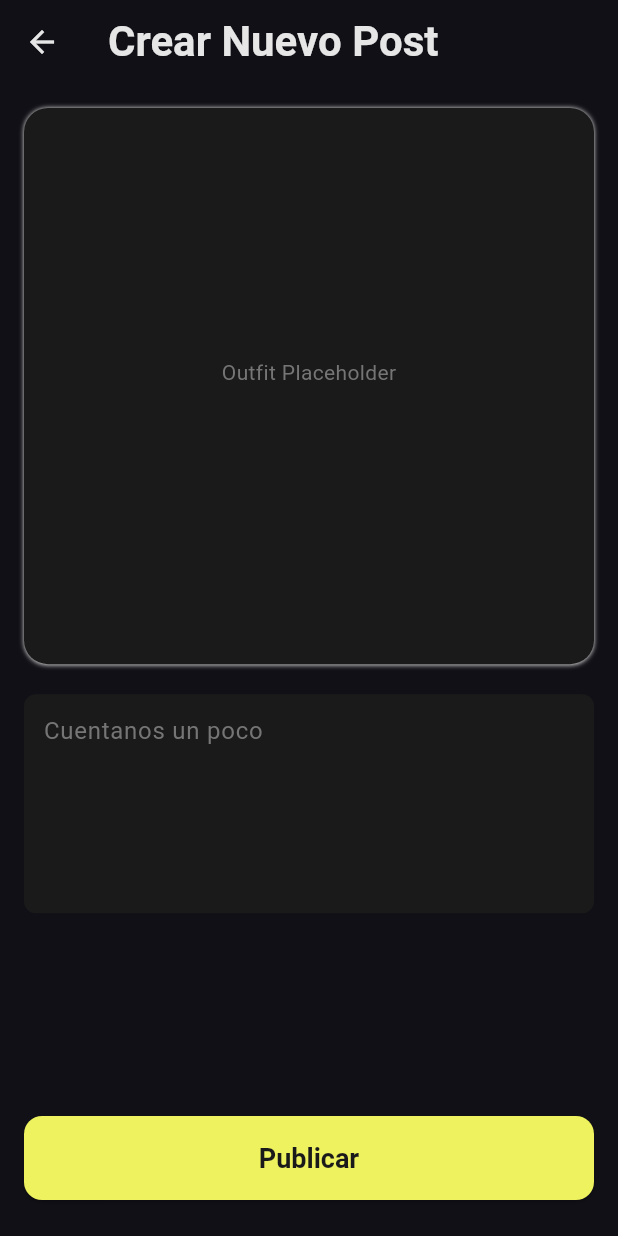
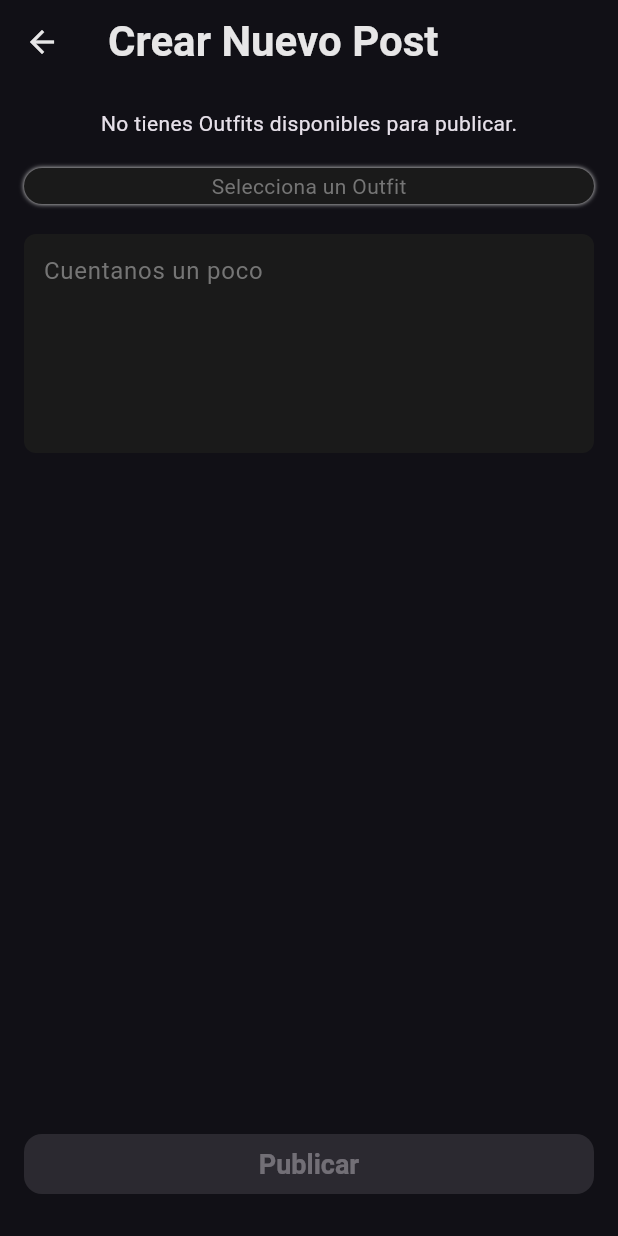
Before and after one commit to RonyOz/styla_mobile_app, a Flutter app: the FeedScreen screen opened directly, after a tap on the "add" icon, on a phone screen of 412 x 824 dp. Run offline on Flutter 3.47's test engine with Material 3 defaults, Android fonts, the phone set to English and light mode, and no system bars; our stand-ins replace device_info_plus, flutter_bloc, flutter_svg, image_picker, permission_handler, shared_preferences and 1 more; accounts and stored records are empty.

Commit message:
ya Mateo tqm (fix create post)

```diff
--- a/lib/app/routes/app_router.dart
+++ b/lib/app/routes/app_router.dart
@@ -2,6 +2,7 @@ import 'package:flutter/material.dart';
 import 'package:styla_mobile_app/core/domain/model/outfit.dart';
 import 'package:styla_mobile_app/features/auth/ui/bloc/signin_bloc.dart';
 import 'package:styla_mobile_app/features/auth/ui/screens/signIn_screen.dart';
+import 'package:styla_mobile_app/features/community/data/repository/community_repository_impl.dart';
 import 'package:styla_mobile_app/features/dress/ui/bloc/dress_bloc.dart';
 import 'package:styla_mobile_app/features/dress/ui/screens/dress_screen.dart';
 import 'package:styla_mobile_app/features/onboarding/ui/screens/onboarding_screen.dart';
@@ -75,7 +76,7 @@ class AppRouter {
         if (args != null) {
           return MaterialPageRoute(
             builder: (context) => BlocProvider(
-              create: (_) => CommunityBloc(),
+              create: (_) => CommunityBloc(communityRepository: CommunityRepositoryImpl(),),
               child: UserProfileScreen(
                 userId: args['userId'] as String,
                 nickname: args['nickname'] as String?,
--- a/lib/core/domain/model/outfit.dart
+++ b/lib/core/domain/model/outfit.dart
@@ -1,4 +1,5 @@
 class Outfit {
+  final String? id;
   final String name;
   final String description;
   final String createdAt;
@@ -7,6 +8,7 @@ class Outfit {
   final String imageUrl;
 
   Outfit({
+    this.id,
     required this.name,
     required this.description,
     required this.createdAt,
@@ -17,6 +19,7 @@ class Outfit {
 
   factory Outfit.empty() {
     return Outfit(
+      id: '',
       name: '',
       description: '',
       createdAt: '',
@@ -39,6 +42,7 @@ class Outfit {
 
   factory Outfit.fromJson(Map<String, dynamic> json) {
     return Outfit(
+      id: json['outfit_id'] as String?,
       name: json['name'] as String,
       description: json['description'] as String,
       createdAt: json['created_at'] as String,
@@ -58,6 +62,7 @@ class Outfit {
     String? imageUrl,
   }) {
     return Outfit(
+      id: id ?? this.id,
       name: name ?? this.name,
       description: description ?? this.description,
       createdAt: createdAt ?? this.createdAt,
--- a/lib/features/community/data/source/community_data_source.dart
+++ b/lib/features/community/data/source/community_data_source.dart
@@ -77,20 +77,23 @@ class CommunityDataSourceImpl extends CommunityDataSource {
 @override
 Future<List<Outfit>> getOutfits() async {
   try {
-      final String? user_id = _supabaseClient.auth.currentUser?.id;
+    final String? userId = _supabaseClient.auth.currentUser?.id;
 
-      if (user_id == null) {
+    if (userId == null) {
       throw CommunityException('User not authenticated');
     }
 
     final response = await _supabaseClient
         .from('outfits')
-          .select()
-          .eq('users_user_id', user_id);
+        .select('outfit_id, name, description, created_at, users_user_id, prompts_prompt_id, image_url')
+        .eq('users_user_id', userId);
 
-      return (response as List).map((json) => Outfit.fromJson(json)).toList();
+    return response
+        .map<Outfit>((json) => Outfit.fromJson(json))
+        .toList();
+
   } catch (e) {
-      throw CommunityException('Failed to fetch outfits: ${e.toString()}');
+    throw CommunityException('Failed to fetch outfits: $e');
   }
 }
 
--- a/lib/features/community/ui/bloc/community_bloc.dart
+++ b/lib/features/community/ui/bloc/community_bloc.dart
@@ -7,6 +7,7 @@ import 'package:styla_mobile_app/features/community/domain/usecases/usecases.dar
 
 class CommunityBloc extends Bloc<CommunityEvent, CommunityState> {
   final CommunityRepository _communityRepository;
+  CommunityRepository get communityRepository => _communityRepository;
   late final CreatePostUsecase _createPostUsecase;
   late final GetFeedUsecase _getFeedUsecase;
   late final SavePostUsecase _savePostUsecase;
--- a/lib/features/community/ui/screens/create_post_screen.dart
+++ b/lib/features/community/ui/screens/create_post_screen.dart
@@ -1,6 +1,9 @@
 import 'package:flutter/material.dart';
 import 'package:flutter_bloc/flutter_bloc.dart';
 import 'package:styla_mobile_app/core/core.dart';
+import 'package:styla_mobile_app/core/domain/model/outfit.dart';
+import 'package:styla_mobile_app/features/community/domain/repository/community_repository.dart';
+import 'package:styla_mobile_app/features/community/domain/usecases/get_outfit_usecase.dart';
 import 'package:styla_mobile_app/features/community/ui/bloc/community_bloc.dart';
 import 'package:styla_mobile_app/features/community/ui/bloc/events/community_event.dart';
 import 'package:styla_mobile_app/features/profile/domain/usescases/who_am_i_usecase.dart';
@@ -18,14 +21,45 @@ class CreatePostScreen extends StatefulWidget {
 class _CreatePostScreenState extends State<CreatePostScreen> {
   final _contentController = TextEditingController();
   late final WhoAmIUsecase _whoAmIUsecase;
-
-  // TODO: Cambiar este hardcoded por un selector para mostrar los outfits del usuario
-  static const String _MOCK_OUTFIT_ID = 'be5a2500-73fd-4dbe-a890-b95441fadb33';
+  late final GetOutfitUseCase _getOutfitUseCase;
+  List<Outfit> _availableOutfits = [];
+  Outfit? _selectedOutfit;
+  bool _isLoadingOutfits = true;
+  String? _errorMessage;
 
   @override
   void initState() {
     super.initState();
     _whoAmIUsecase = WhoAmIUsecase(profileRepository: ProfileRepositoryImpl());
+
+    final communityRepository = context.read<CommunityRepository>();
+    _getOutfitUseCase = GetOutfitUseCase(communityRepository: communityRepository);
+
+    _loadOutfits();
+  }
+
+  Future<void> _loadOutfits() async {
+    setState(() {
+      _isLoadingOutfits = true;
+      _errorMessage = null;
+    });
+
+    try {
+      final outfits = await _getOutfitUseCase.execute();
+
+      setState(() {
+        _availableOutfits = outfits;
+        if (outfits.isNotEmpty) {
+          _selectedOutfit = outfits.first;
+        }
+        _isLoadingOutfits = false;
+      });
+    } catch (e) {
+      setState(() {
+        _errorMessage = 'Error al cargar Outfits: ${e.toString()}';
+        _isLoadingOutfits = false;
+      });
+    }
   }
 
   @override
@@ -34,25 +68,31 @@ class _CreatePostScreenState extends State<CreatePostScreen> {
     super.dispose();
   }
 
-  void _createPost() {
+  Future<void> _createPost() async {
+    if (_selectedOutfit == null) {
+      ScaffoldMessenger.of(context).showSnackBar(
+        const SnackBar(content: Text('Por favor, selecciona un Outfit antes de publicar.')),
+      );
+      return;
+    }
+
     try {
-      final userId = _whoAmIUsecase.execute();
+      final userId = await _whoAmIUsecase.execute();
+      final postContent = _contentController.text.trim();
 
       context.read<CommunityBloc>().add(
         CreatePostRequested(
           userId: userId,
-          outfitId: _MOCK_OUTFIT_ID,
-          content: _contentController.text.trim().isEmpty
-              ? null
-              : _contentController.text.trim(),
+          outfitId: _selectedOutfit!.id!,
+          content: postContent.isEmpty ? null : postContent,
         ),
       );
 
       Navigator.pop(context);
     } catch (e) {
-      ScaffoldMessenger.of(
-        context,
-      ).showSnackBar(SnackBar(content: Text('Error: $e')));
+      ScaffoldMessenger.of(context).showSnackBar(
+        SnackBar(content: Text('Error al crear post: $e')),
+      );
     }
   }
 
@@ -86,8 +126,18 @@ class _CreatePostScreenState extends State<CreatePostScreen> {
             children: [
               const SizedBox(height: 16),
 
+              if (_isLoadingOutfits)
+                const Center(child: CircularProgressIndicator())
+              else if (_errorMessage != null)
+                Center(child: Text(_errorMessage!, style: const TextStyle(color: AppColors.error)))
+              else if (_availableOutfits.isEmpty)
+                const Center(child: Text('No tienes Outfits disponibles para publicar.'))
+              else
+                _buildOutfitSelector(),
+
+              const SizedBox(height: 20),
+
               Container(
-                height: MediaQuery.of(context).size.height * 0.45,
                 decoration: BoxDecoration(
                   color: AppColors.textOnPrimary,
                   borderRadius: BorderRadius.circular(16),
@@ -99,13 +149,23 @@ class _CreatePostScreenState extends State<CreatePostScreen> {
                     ),
                   ],
                 ),
+                clipBehavior: Clip.antiAlias,
                 alignment: Alignment.center,
-                child: Column(
+                child: _selectedOutfit?.imageUrl != null
+                    ? AspectRatio(
+                        aspectRatio: 16 / 9,
+                        child: Image.network(
+                          _selectedOutfit!.imageUrl!,
+                          fit: BoxFit.cover,
+                          width: double.infinity,
+                        ),
+                      )
+                    : Column(
                         mainAxisAlignment: MainAxisAlignment.center,
                         children: [
-                    const Text('Outfit Placeholder', style: TextStyle(color: AppColors.grey)),
-                    const SizedBox(height: 4),
-                    Text('ID Mock: $_MOCK_OUTFIT_ID', style: const TextStyle(color: Colors.transparent, fontSize: 10)),
+                          const Text('Selecciona un Outfit', style: TextStyle(color: AppColors.grey)),
+                          if (_selectedOutfit != null)
+                            Text('Outfit: ${_selectedOutfit!.name}', style: const TextStyle(color: AppColors.grey, fontSize: 10)),
                         ],
                       ),
               ),
@@ -141,17 +201,18 @@ class _CreatePostScreenState extends State<CreatePostScreen> {
               Padding(
                 padding: const EdgeInsets.only(bottom: 24.0),
                 child: ElevatedButton(
-                  onPressed: _createPost,
+                  onPressed: _selectedOutfit == null ? null : _createPost,
+
                   style: ElevatedButton.styleFrom(
                     backgroundColor: AppColors.primary,
                     foregroundColor: AppColors.textOnPrimary,
-                    minimumSize: const Size(double.infinity, 56),
                     shape: RoundedRectangleBorder(
                       borderRadius: BorderRadius.circular(12),
                     ),
                     textStyle: const TextStyle(
                       fontSize: 18,
                       fontWeight: FontWeight.bold,
+                      letterSpacing: 0.0,
                     ),
                   ),
                   child: const Text('Publicar'),
@@ -163,4 +224,36 @@ class _CreatePostScreenState extends State<CreatePostScreen> {
       ),
     );
   }
+
+  Widget _buildOutfitSelector() {
+    return Container(
+      decoration: BoxDecoration(
+        color: AppColors.textOnPrimary,
+        borderRadius: BorderRadius.circular(12),
+        border: Border.all(color: AppColors.border, width: 1),
+      ),
+      padding: const EdgeInsets.symmetric(horizontal: 12.0),
+      child: DropdownButtonHideUnderline(
+        child: DropdownButton<Outfit>(
+          isExpanded: true,
+          value: _selectedOutfit,
+          hint: const Text('Selecciona un Outfit', style: TextStyle(color: AppColors.grey)),
+          style: const TextStyle(color: AppColors.textPrimary, fontSize: 16),
+          dropdownColor: AppColors.textOnPrimary,
+          icon: const Icon(Icons.arrow_drop_down, color: AppColors.textPrimary),
+          items: _availableOutfits.map((Outfit outfit) {
+            return DropdownMenuItem<Outfit>(
+              value: outfit,
+              child: Text(outfit.name),
+            );
+          }).toList(),
+          onChanged: (Outfit? newValue) {
+            setState(() {
+              _selectedOutfit = newValue;
+            });
+          },
+        ),
+      ),
+    );
   }
+}
--- a/lib/features/community/ui/screens/feed_screen.dart
+++ b/lib/features/community/ui/screens/feed_screen.dart
@@ -1,6 +1,7 @@
 import 'package:flutter/material.dart';
 import 'package:flutter_bloc/flutter_bloc.dart';
 import 'package:styla_mobile_app/core/core.dart';
+import 'package:styla_mobile_app/features/community/domain/repository/community_repository.dart';
 import 'package:styla_mobile_app/features/community/ui/bloc/community_bloc.dart';
 import 'package:styla_mobile_app/features/community/ui/bloc/events/community_event.dart';
 import 'package:styla_mobile_app/features/community/ui/bloc/states/community_state.dart';
@@ -11,6 +12,8 @@ import 'package:styla_mobile_app/features/community/ui/widgets/comments_bottom_s
 import 'package:flutter_staggered_grid_view/flutter_staggered_grid_view.dart';
 import 'package:styla_mobile_app/features/profile/domain/usescases/who_am_i_usecase.dart';
 import 'package:styla_mobile_app/features/profile/data/repository/profile_repository_impl.dart';
+import 'package:provider/provider.dart';
+import 'package:flutter_bloc/flutter_bloc.dart';
 
 class FeedScreen extends StatefulWidget {
   const FeedScreen({super.key});
@@ -339,15 +342,23 @@ class _FeedScreenState extends State<FeedScreen> {
         ),
         floatingActionButton: Builder(
           builder: (context) {
+            final communityBloc = context.read<CommunityBloc>();
+            final communityRepository = communityBloc.communityRepository;
+
             return FloatingActionButton(
-              backgroundColor: AppColors.primary,
-              foregroundColor: AppColors.border,
               onPressed: () {
                 Navigator.push(
                   context,
                   MaterialPageRoute(
-                    builder: (newContext) => BlocProvider.value(
-                      value: context.read<CommunityBloc>(),
+                    builder: (_) => MultiProvider(
+                      providers: [
+                        Provider<CommunityRepository>.value(
+                          value: communityRepository,
+                        ),
+                        BlocProvider<CommunityBloc>.value(
+                          value: communityBloc,
+                        ),
+                      ],
                       child: const CreatePostScreen(),
                     ),
                   ),
```
Lines whose indentation alone changed are shown as unchanged.
